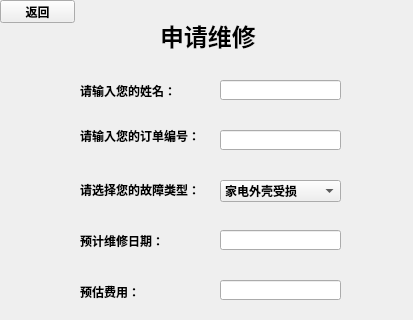
Above: mainwindow4.ui from code-aifarmer/Home-appliance-information-management-system- before the change; both pictures show x 0 to 413 and y 0 to 320 of the 413 by 467 pixel window. Below: the same form after it.
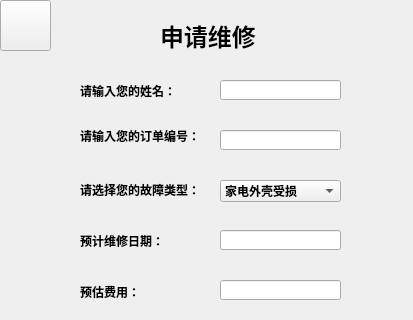
That is the form after the change. Icons and pictures are not drawn.

Diff of the .ui file:
```diff
--- a/mainwindow4.ui
+++ b/mainwindow4.ui
@@ -175,12 +175,17 @@
      <rect>
       <x>0</x>
       <y>0</y>
-      <width>75</width>
-      <height>23</height>
+      <width>51</width>
+      <height>51</height>
      </rect>
     </property>
+    <property name="styleSheet">
+     <string notr="true">QPushButton{
+border-image: url(:/Desktop/10.png);
+}</string>
+    </property>
     <property name="text">
-     <string>返回</string>
+     <string/>
     </property>
    </widget>
   </widget>
```
